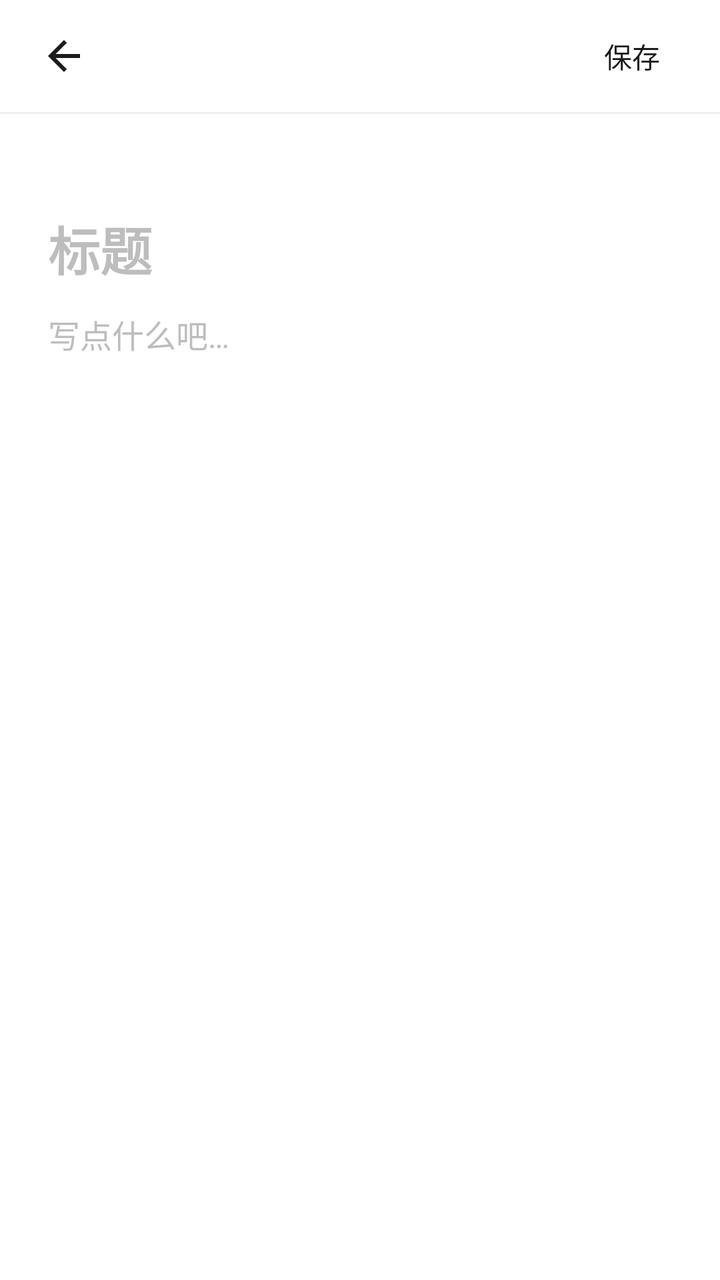
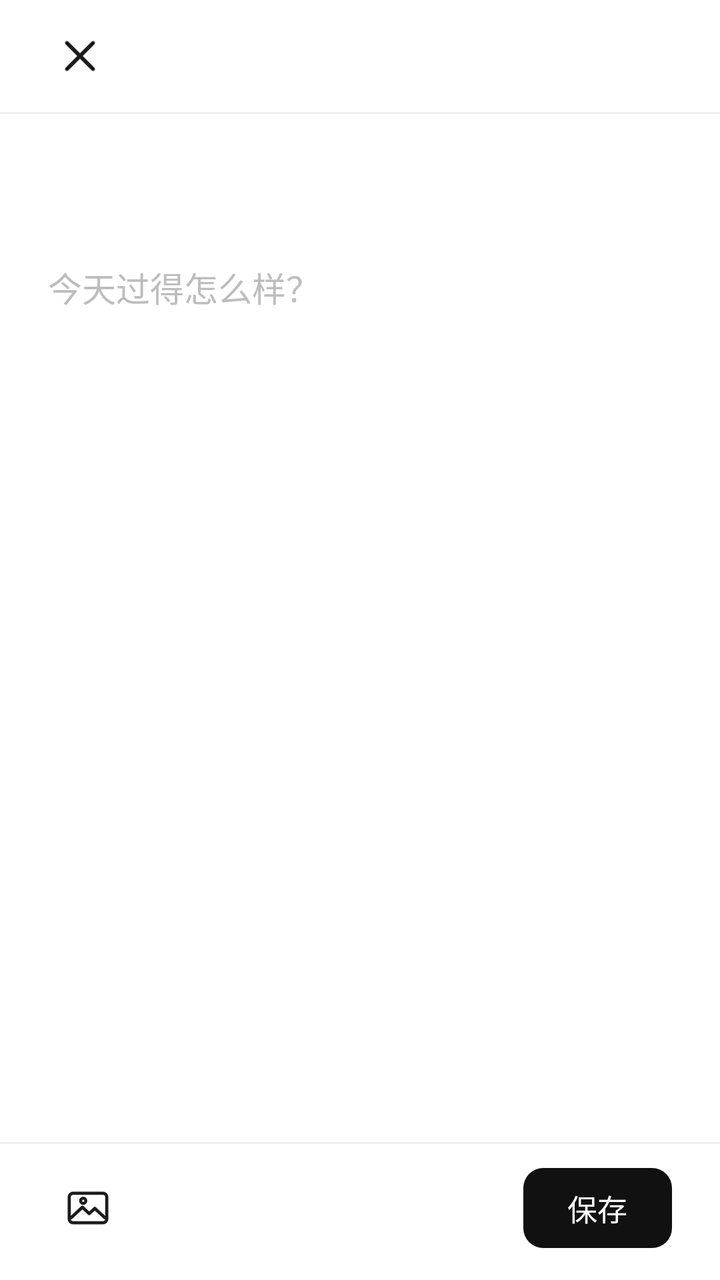

Two renders of the same Android screen: before a commit and after it. Below are the layout's source before the change and the commit's diff.
<!-- AndroidManifest.xml: application theme Theme.WuDiary -->
<!-- res/layout/activity_edit_diary.xml -->
<?xml version="1.0" encoding="utf-8"?>
<LinearLayout xmlns:android="http://schemas.android.com/apk/res/android"
    xmlns:app="http://schemas.android.com/apk/res-auto"
    android:layout_width="match_parent"
    android:layout_height="match_parent"
    android:background="@color/background"
    android:orientation="vertical">

    <LinearLayout
        android:layout_width="match_parent"
        android:layout_height="56dp"
        android:gravity="center_vertical"
        android:orientation="horizontal"
        android:paddingHorizontal="8dp">

        <ImageButton
            android:id="@+id/btnBack"
            android:layout_width="48dp"
            android:layout_height="48dp"
            android:background="?attr/selectableItemBackgroundBorderless"
            android:contentDescription="@string/cancel"
            android:scaleType="centerInside"
            android:src="@drawable/ic_back"
            app:tint="@color/text_primary" />

        <Space
            android:layout_width="0dp"
            android:layout_height="1dp"
            android:layout_weight="1" />

        <com.google.android.material.button.MaterialButton
            android:id="@+id/btnSave"
            style="@style/Widget.Material3.Button.TextButton"
            android:layout_width="wrap_content"
            android:layout_height="wrap_content"
            android:contentDescription="@string/save"
            android:minWidth="72dp"
            android:text="@string/save"
            android:textColor="@color/text_primary" />
    </LinearLayout>

    <View
        android:layout_width="match_parent"
        android:layout_height="1dp"
        android:background="@color/divider" />

    <TextView
        android:id="@+id/textEditorDate"
        android:layout_width="match_parent"
        android:layout_height="wrap_content"
        android:layout_marginHorizontal="24dp"
        android:layout_marginTop="16dp"
        android:textColor="@color/text_secondary"
        android:textSize="15sp" />

    <EditText
        android:id="@+id/editTitle"
        android:layout_width="match_parent"
        android:layout_height="wrap_content"
        android:layout_marginHorizontal="24dp"
        android:layout_marginTop="12dp"
        android:background="@null"
        android:hint="@string/hint_title"
        android:inputType="textCapSentences"
        android:maxLines="1"
        android:textColor="@color/text_primary"
        android:textColorHint="@color/text_secondary"
        android:textSize="26sp"
        android:textStyle="bold" />

    <EditText
        android:id="@+id/editContent"
        android:layout_width="match_parent"
        android:layout_height="0dp"
        android:layout_marginHorizontal="24dp"
        android:layout_marginTop="12dp"
        android:layout_marginBottom="16dp"
        android:layout_weight="1"
        android:background="@null"
        android:gravity="top"
        android:hint="@string/hint_content"
        android:inputType="textMultiLine|textCapSentences"
        android:lineSpacingExtra="6dp"
        android:textColor="@color/text_body"
        android:textColorHint="@color/text_secondary"
        android:textSize="16sp" />

</LinearLayout>
<!-- resources referenced by this layout -->
<resources>
  <color name="background">#FFFFFF</color>
  <color name="divider">#EFEFEF</color>
  <color name="text_body">#565656</color>
  <color name="text_primary">#1C1C1C</color>
  <color name="text_secondary">#BDBDBD</color>
  <!-- drawable ic_back (drawable) -->
  <?xml version="1.0" encoding="utf-8"?>
  <vector xmlns:android="http://schemas.android.com/apk/res/android"
      android:width="24dp"
      android:height="24dp"
      android:viewportWidth="24"
      android:viewportHeight="24">
      <path
          android:fillColor="#FF000000"
          android:pathData="M20,11H7.83l5.59,-5.59L12,4l-8,8 8,8 1.41,-1.41L7.83,13H20v-2z" />
  </vector>
  <string name="cancel">取消</string>
  <string name="hint_content">写点什么吧…</string>
  <string name="hint_title">标题</string>
  <string name="save">保存</string>
  <style name="Theme.WuDiary" parent="Theme.Material3.Light.NoActionBar">
          <item name="colorPrimary">@color/primary</item>
          <item name="colorOnPrimary">@android:color/white</item>
          <item name="colorSurface">@color/surface</item>
          <item name="android:windowBackground">@color/background</item>
          <item name="android:statusBarColor">@color/background</item>
          <item name="android:windowLightStatusBar">true</item>
          <item name="android:navigationBarColor">@color/background</item>
      </style>
  <color name="primary">#1C1C1C</color>
  <color name="surface">#FFFFFF</color>
</resources>

<!-- the commit's change to res/layout/activity_edit_diary.xml (unified diff, before → after) -->
@@ -11,16 +11,90 @@
         android:layout_height="56dp"
         android:gravity="center_vertical"
         android:orientation="horizontal"
-        android:paddingHorizontal="8dp">
+        android:paddingHorizontal="16dp">
 
         <ImageButton
-            android:id="@+id/btnBack"
+            android:id="@+id/btnClose"
             android:layout_width="48dp"
             android:layout_height="48dp"
             android:background="?attr/selectableItemBackgroundBorderless"
             android:contentDescription="@string/cancel"
             android:scaleType="centerInside"
-            android:src="@drawable/ic_back"
+            android:src="@drawable/ic_close"
+            app:tint="@color/text_primary" />
+    </LinearLayout>
+
+    <View
+        android:layout_width="match_parent"
+        android:layout_height="1dp"
+        android:background="@color/divider" />
+
+    <LinearLayout
+        android:layout_width="match_parent"
+        android:layout_height="wrap_content"
+        android:layout_marginHorizontal="24dp"
+        android:layout_marginTop="22dp"
+        android:orientation="horizontal">
+
+        <TextView
+            android:id="@+id/textEditorDay"
+            android:layout_width="wrap_content"
+            android:layout_height="wrap_content"
+            android:fontFamily="serif"
+            android:textColor="@color/text_primary"
+            android:textSize="22sp"
+            android:textStyle="bold" />
+
+        <TextView
+            android:id="@+id/textEditorYear"
+            android:layout_width="wrap_content"
+            android:layout_height="wrap_content"
+            android:layout_marginStart="9dp"
+            android:fontFamily="serif"
+            android:textColor="@color/text_secondary"
+            android:textSize="14sp" />
+    </LinearLayout>
+
+    <EditText
+        android:id="@+id/editContent"
+        android:layout_width="match_parent"
+        android:layout_height="0dp"
+        android:layout_marginHorizontal="24dp"
+        android:layout_marginTop="22dp"
+        android:layout_marginBottom="12dp"
+        android:layout_weight="1"
+        android:background="@null"
+        android:gravity="top"
+        android:hint="@string/hint_content"
+        android:inputType="textMultiLine|textCapSentences"
+        android:lineSpacingExtra="6dp"
+        android:padding="0dp"
+        android:textColor="@color/text_body"
+        android:textColorHint="@color/text_secondary"
+        android:textSize="17sp" />
+
+    <View
+        android:layout_width="match_parent"
+        android:layout_height="1dp"
+        android:background="@color/divider" />
+
+    <LinearLayout
+        android:layout_width="match_parent"
+        android:layout_height="wrap_content"
+        android:gravity="center_vertical"
+        android:orientation="horizontal"
+        android:paddingHorizontal="24dp"
+        android:paddingTop="12dp"
+        android:paddingBottom="16dp">
+
+        <ImageButton
+            android:id="@+id/btnImage"
+            android:layout_width="40dp"
+            android:layout_height="40dp"
+            android:background="?attr/selectableItemBackgroundBorderless"
+            android:contentDescription="@string/add_image"
+            android:scaleType="centerInside"
+            android:src="@drawable/ic_image"
             app:tint="@color/text_primary" />
 
         <Space
@@ -30,59 +104,19 @@
 
         <com.google.android.material.button.MaterialButton
             android:id="@+id/btnSave"
-            style="@style/Widget.Material3.Button.TextButton"
             android:layout_width="wrap_content"
-            android:layout_height="wrap_content"
+            android:layout_height="40dp"
             android:contentDescription="@string/save"
-            android:minWidth="72dp"
+            android:insetTop="0dp"
+            android:insetBottom="0dp"
+            android:minWidth="0dp"
+            android:minHeight="0dp"
+            android:paddingHorizontal="22dp"
             android:text="@string/save"
-            android:textColor="@color/text_primary" />
+            android:textColor="@android:color/white"
+            android:textSize="15sp"
+            app:backgroundTint="@color/fab_dark"
+            app:cornerRadius="10dp" />
     </LinearLayout>
 
-    <View
-        android:layout_width="match_parent"
-        android:layout_height="1dp"
-        android:background="@color/divider" />
-
-    <TextView
-        android:id="@+id/textEditorDate"
-        android:layout_width="match_parent"
-        android:layout_height="wrap_content"
-        android:layout_marginHorizontal="24dp"
-        android:layout_marginTop="16dp"
-        android:textColor="@color/text_secondary"
-        android:textSize="15sp" />
-
-    <EditText
-        android:id="@+id/editTitle"
-        android:layout_width="match_parent"
-        android:layout_height="wrap_content"
-        android:layout_marginHorizontal="24dp"
-        android:layout_marginTop="12dp"
-        android:background="@null"
-        android:hint="@string/hint_title"
-        android:inputType="textCapSentences"
-        android:maxLines="1"
-        android:textColor="@color/text_primary"
-        android:textColorHint="@color/text_secondary"
-        android:textSize="26sp"
-        android:textStyle="bold" />
-
-    <EditText
-        android:id="@+id/editContent"
-        android:layout_width="match_parent"
-        android:layout_height="0dp"
-        android:layout_marginHorizontal="24dp"
-        android:layout_marginTop="12dp"
-        android:layout_marginBottom="16dp"
-        android:layout_weight="1"
-        android:background="@null"
-        android:gravity="top"
-        android:hint="@string/hint_content"
-        android:inputType="textMultiLine|textCapSentences"
-        android:lineSpacingExtra="6dp"
-        android:textColor="@color/text_body"
-        android:textColorHint="@color/text_secondary"
-        android:textSize="16sp" />
-
 </LinearLayout>
<!-- resource entries referenced after the edit -->
@@ -2,10 +2,11 @@
 <resources>
   <color name="background">#FFFFFF</color>
   <color name="divider">#EFEFEF</color>
+  <color name="fab_dark">#111111</color>
   <color name="text_body">#565656</color>
   <color name="text_primary">#1C1C1C</color>
   <color name="text_secondary">#BDBDBD</color>
-  <!-- drawable ic_back (drawable) -->
+  <!-- drawable ic_close (drawable) -->
   <?xml version="1.0" encoding="utf-8"?>
   <vector xmlns:android="http://schemas.android.com/apk/res/android"
       android:width="24dp"
@@ -13,12 +14,40 @@
       android:viewportWidth="24"
       android:viewportHeight="24">
       <path
-          android:fillColor="#FF000000"
-          android:pathData="M20,11H7.83l5.59,-5.59L12,4l-8,8 8,8 1.41,-1.41L7.83,13H20v-2z" />
+          android:fillColor="#00000000"
+          android:pathData="M5.5,5.5 L18.5,18.5 M18.5,5.5 L5.5,18.5"
+          android:strokeColor="#1C1C1C"
+          android:strokeLineCap="round"
+          android:strokeWidth="1.9" />
   </vector>
+  <!-- drawable ic_image (drawable) -->
+  <?xml version="1.0" encoding="utf-8"?>
+  <vector xmlns:android="http://schemas.android.com/apk/res/android"
+      android:width="24dp"
+      android:height="24dp"
+      android:viewportWidth="24"
+      android:viewportHeight="24">
+      <path
+          android:fillColor="#00000000"
+          android:pathData="M4.6,4.6 H19.4 A2,2 0 0 1 21.4,6.6 V17.4 A2,2 0 0 1 19.4,19.4 H4.6 A2,2 0 0 1 2.6,17.4 V6.6 A2,2 0 0 1 4.6,4.6 Z"
+          android:strokeColor="#1C1C1C"
+          android:strokeLineJoin="round"
+          android:strokeWidth="1.6" />
+      <path
+          android:fillColor="#00000000"
+          android:pathData="M9.6,8.4 m-1.3,0 a1.3,1.3 0 1 0 2.6,0 a1.3,1.3 0 1 0 -2.6,0"
+          android:strokeColor="#1C1C1C"
+          android:strokeWidth="1.5" />
+      <path
+          android:fillColor="#00000000"
+          android:pathData="M3.2,17.2 L9.2,11.6 L12.6,14.8 L15.4,12.2 L20.8,17.2"
+          android:strokeColor="#1C1C1C"
+          android:strokeLineJoin="round"
+          android:strokeWidth="1.6" />
+  </vector>
+  <string name="add_image">添加图片</string>
   <string name="cancel">取消</string>
-  <string name="hint_content">写点什么吧…</string>
-  <string name="hint_title">标题</string>
+  <string name="hint_content">今天过得怎么样？</string>
   <string name="save">保存</string>
   <style name="Theme.WuDiary" parent="Theme.Material3.Light.NoActionBar">
           <item name="colorPrimary">@color/primary</item>
